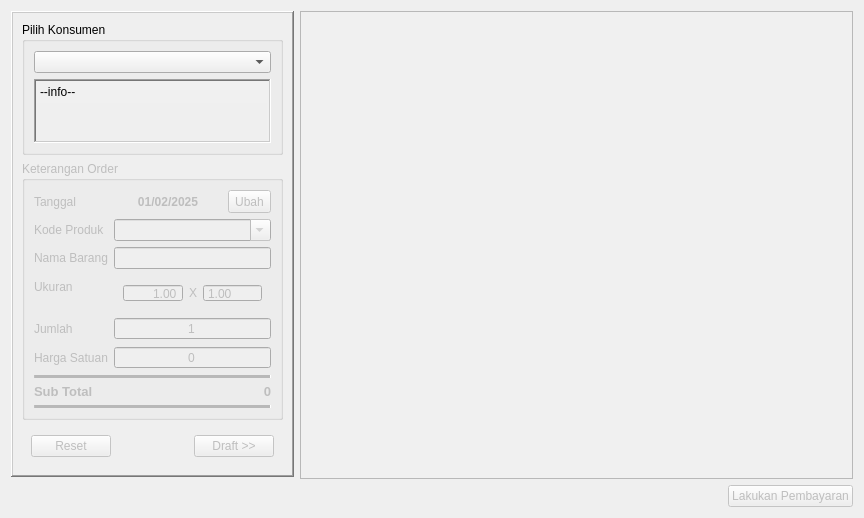
Before: the Qt Designer form src/ui/files/createorderdialog.ui in AyahnaSyahid/LazyMins, drawn with Qt 5.
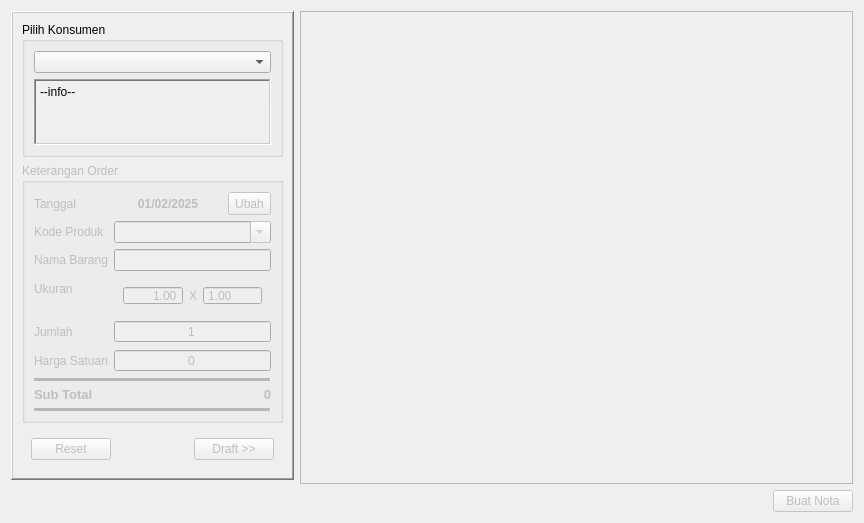
After: the same form once the commit is applied.

The edit to the form file:
```diff
--- a/src/ui/files/createorderdialog.ui
+++ b/src/ui/files/createorderdialog.ui
@@ -7,7 +7,7 @@
     <x>0</x>
     <y>0</y>
     <width>864</width>
-    <height>518</height>
+    <height>523</height>
    </rect>
   </property>
   <property name="windowTitle">
@@ -595,7 +595,7 @@
           <bool>false</bool>
          </property>
          <property name="text">
-          <string>Lakukan Pembayaran</string>
+          <string>Buat Nota</string>
          </property>
         </widget>
        </item>
```
Left out of the diff: 2 changed lines with no effect on the pictures.
